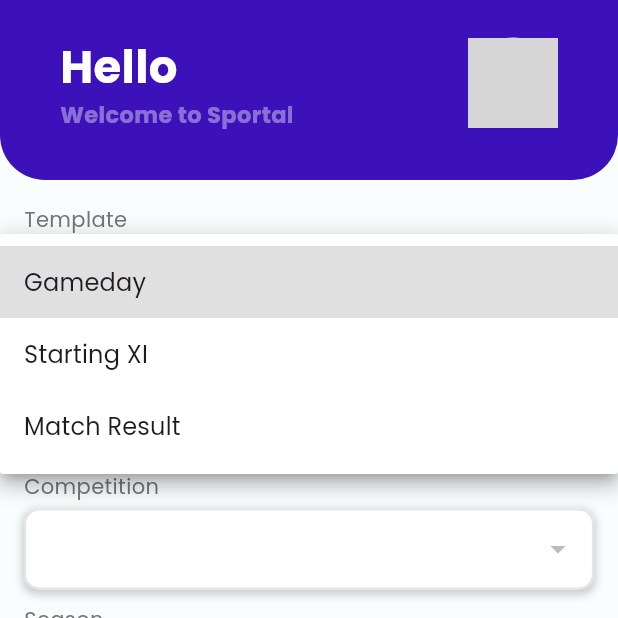
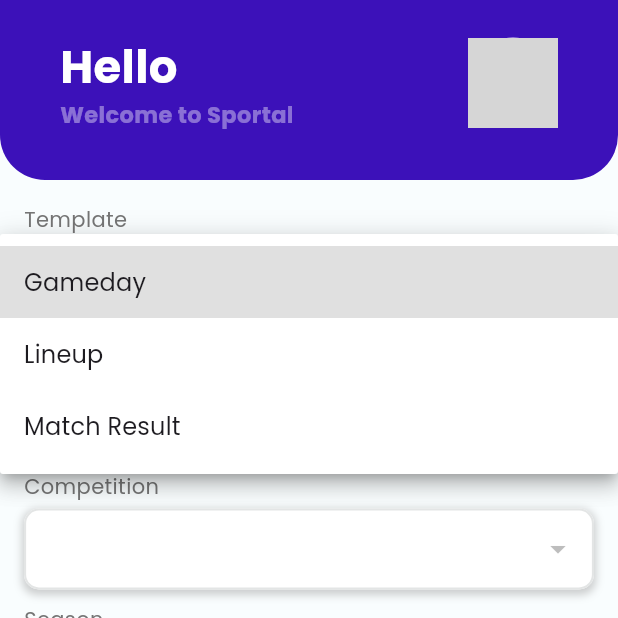
Before and after one commit to sarthakrungta/sportal_mobile, a Flutter app: the TemplateScreen screen opened directly with empty values, after a tap on "Gameday", on a phone screen of 412 x 824 dp, the top half of it. Run offline on Flutter 3.47's test engine with Material 3 defaults, Android fonts, the phone set to English and light mode, and no system bars; our stand-ins replace rounded_loading_button_plus, share_plus, shared_preferences; missing offline and left inert: dart:html; accounts and stored records are empty; network calls fail; grey boxes are pictures that could not be loaded.

Commit message:
starting XI renamed to lineup

```diff
--- a/lib/screens/template_screen.dart
+++ b/lib/screens/template_screen.dart
@@ -311,7 +311,7 @@
     try {
       final templateEndpoints = {
         'Gameday': 'generate-gameday-image',
-        'Starting XI': 'generate-players-image',
+        'Lineup': 'generate-players-image',
         'Match Result': 'generate-result-image',
       };
 
@@ -461,7 +461,7 @@
                     child: DropdownButtonFormField<String>(
                       dropdownColor: Colors.white,
                       value: _selectedTemplate,
-                      items: ['Gameday', 'Starting XI', 'Match Result']
+                      items: ['Gameday', 'Lineup', 'Match Result']
                           .map((template) => DropdownMenuItem(
                               value: template, child: Text(template)))
                           .toList(),
@@ -617,7 +617,7 @@
     setState(() {
       if (newValue == 'Gameday') {
         _clubData = widget.clubData;
-      } else if (newValue == 'Starting XI') {
+      } else if (newValue == 'Lineup') {
         _clubData = _clubDataPlayers;
       } else if (newValue == 'Match Result') {
         _clubData = _clubDataResults;
--- a/pubspec.yaml
+++ b/pubspec.yaml
@@ -1,7 +1,7 @@
 name: sportal_mobile
 description: "A new Flutter project."
 publish_to: 'none'
-version: 1.0.1
+version: 1.0.2
 
 environment:
   sdk: '>=3.4.3 <4.0.0'
```
